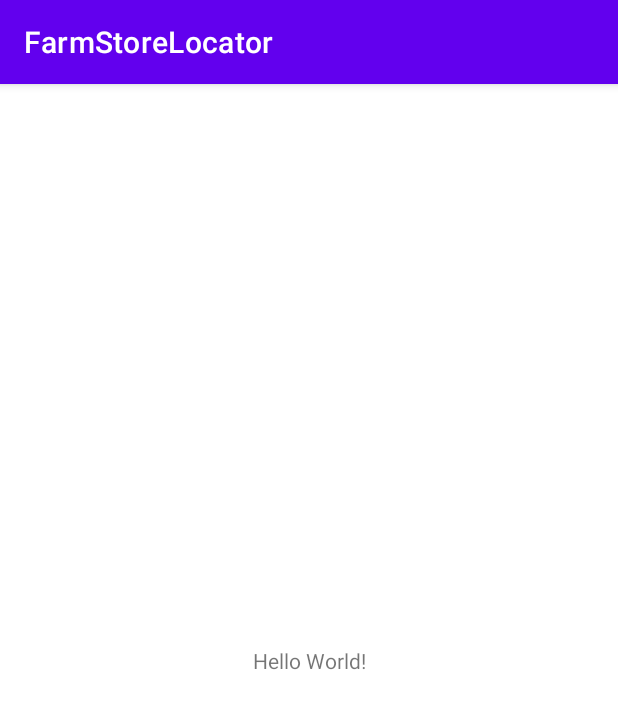
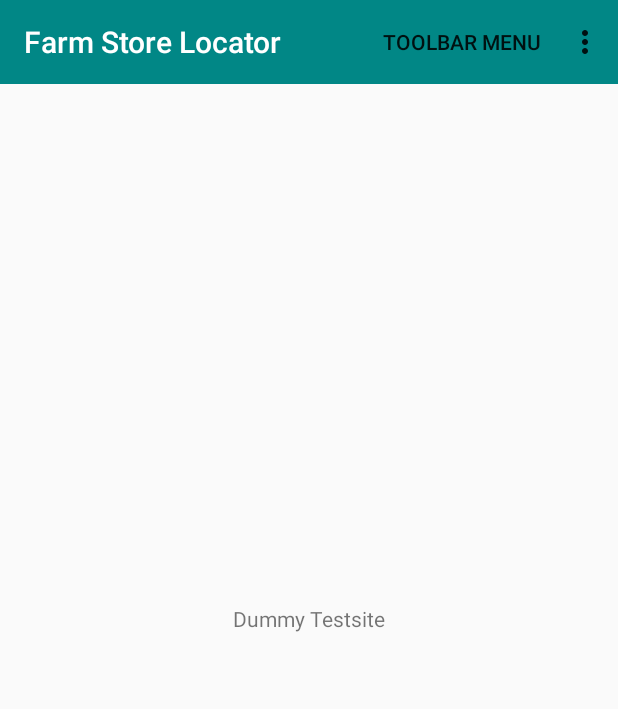
Before and after one commit to raphaelkerschbaumer/FarmStoreLocator, an Android app: the screen it shows after launch (MainActivity), on a phone screen of 412 x 824 dp. Shown: the top 709 px of the screen. Run offline under Robolectric (Android 15) with nearby library versions, the phone set to English and light mode, and no system bars.

Commit message:
welcomepage added

```diff
--- a/app/src/main/AndroidManifest.xml
+++ b/app/src/main/AndroidManifest.xml
@@ -8,7 +8,8 @@
         android:label="@string/app_name"
         android:roundIcon="@mipmap/ic_launcher_round"
         android:supportsRtl="true"
-        android:theme="@style/Theme.FarmStoreLocator">
+        android:theme="@style/Theme.AppCompat.Light.NoActionBar">
+        <!--android:theme="@style/Theme.FarmStoreLocator"> -->
         <activity android:name=".MainActivity">
             <intent-filter>
                 <action android:name="android.intent.action.MAIN" />
--- a/app/src/main/java/com/example/farmstorelocator/MainActivity.java
+++ b/app/src/main/java/com/example/farmstorelocator/MainActivity.java
@@ -1,15 +1,30 @@
 package com.example.farmstorelocator;
 
 import androidx.appcompat.app.AppCompatActivity;
+import androidx.appcompat.widget.Toolbar;
 
 import android.os.Bundle;
+import android.view.Menu;
+
+import java.util.concurrent.TimeUnit;
 
 public class MainActivity extends AppCompatActivity {
+
+    private Toolbar buyerToolbar;
 
     @Override
     protected void onCreate(Bundle savedInstanceState) {
         super.onCreate(savedInstanceState);
-        setContentView(R.layout.activity_main);
-        int test = 34;
+        setContentView(R.layout.test);
+
+        buyerToolbar = (Toolbar) findViewById(R.id.toolbar);
+        setSupportActionBar(buyerToolbar);
+    }
+
+    @Override
+    public boolean onCreateOptionsMenu(Menu menu) {
+        getMenuInflater().inflate(R.menu.toolbar_menu, menu);
+        return true;
+
     }
 }
--- /dev/null
+++ b/app/src/main/res/layout/test.xml
@@ -0,0 +1,33 @@
+<?xml version="1.0" encoding="utf-8"?>
+<androidx.constraintlayout.widget.ConstraintLayout
+    xmlns:android="http://schemas.android.com/apk/res/android"
+    xmlns:app="http://schemas.android.com/apk/res-auto"
+    xmlns:tools="http://schemas.android.com/tools"
+    android:layout_width="match_parent"
+    android:layout_height="match_parent">
+
+    <androidx.appcompat.widget.Toolbar
+        android:id="@+id/toolbar"
+        android:layout_width="0dp"
+        android:layout_height="wrap_content"
+        android:background="@color/teal_700"
+        android:minHeight="?attr/actionBarSize"
+        android:theme="?attr/actionBarTheme"
+        app:layout_constraintEnd_toEndOf="parent"
+        app:layout_constraintStart_toStartOf="parent"
+        app:layout_constraintTop_toTopOf="parent"
+        app:title="@string/app_name"
+        app:titleTextColor="@color/white"
+        />
+
+    <TextView
+        android:id="@+id/textView2"
+        android:layout_width="wrap_content"
+        android:layout_height="wrap_content"
+        android:text="Dummy Testsite"
+        app:layout_constraintBottom_toBottomOf="parent"
+        app:layout_constraintEnd_toEndOf="parent"
+        app:layout_constraintStart_toStartOf="parent"
+        app:layout_constraintTop_toTopOf="parent" />
+
+</androidx.constraintlayout.widget.ConstraintLayout>
--- /dev/null
+++ b/app/src/main/res/menu/main_menu.xml
@@ -0,0 +1,17 @@
+<?xml version="1.0" encoding="utf-8"?>
+<menu xmlns:android="http://schemas.android.com/apk/res/android"
+    xmlns:app="http://schemas.android.com/apk/res-auto">
+
+    <item
+        android:id="@+id/menu_main_setting"
+        android:orderInCategory="100"
+        android:title="Setting"
+        app:showAsAction="collapseActionView" />
+
+    <item
+        android:id="@+id/menu_main_setting2"
+        android:orderInCategory="200"
+        android:title="Setting2"
+        app:showAsAction="collapseActionView" />
+
+</menu>
--- /dev/null
+++ b/app/src/main/res/menu/toolbar_menu.xml
@@ -0,0 +1,11 @@
+<?xml version="1.0" encoding="utf-8"?>
+<menu xmlns:app="http://schemas.android.com/apk/res-auto"
+    xmlns:android="http://schemas.android.com/apk/res/android">
+    <item
+        android:id="@+id/toolbarMenu"
+        android:title="@string/tb_menu"
+        android:visible="true"
+        app:showAsAction="ifRoom" />
+    <item android:title="Item 1" />
+    <item android:title="Item 2" />
+</menu>
--- a/app/src/main/res/values/strings.xml
+++ b/app/src/main/res/values/strings.xml
@@ -1,3 +1,6 @@
 <resources>
-    <string name="app_name">FarmStoreLocator</string>
+    <string name="app_name">Farm Store Locator</string>
+    <string name="test">Lorem Ipsum</string>
+    <string name="settings_page">Settings Page</string>
+    <string name="tb_menu">Toolbar Menu</string>
 </resources>
```
